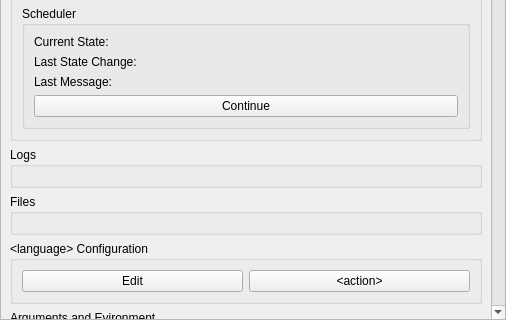
This is src/brickv/plugin_system/plugins/red/ui/program_info_main.ui in Tinkerforge/brickv as Qt 5 draws it before an edit; both pictures show x 0 to 506 and y 387 to 707 of the 506 by 707 pixel window. The edited form follows.
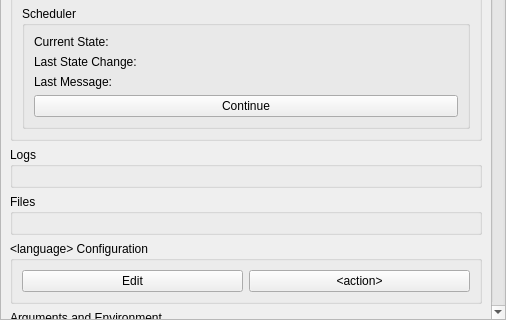
This is the edited form.

Diff of the .ui file:
```diff
--- a/src/brickv/plugin_system/plugins/red/ui/program_info_main.ui
+++ b/src/brickv/plugin_system/plugins/red/ui/program_info_main.ui
@@ -487,7 +487,7 @@
        <item>
         <widget class="QGroupBox" name="group_arguments">
          <property name="title">
-          <string>Arguments and Evironment</string>
+          <string>Arguments and Environment</string>
          </property>
          <layout class="QVBoxLayout" name="verticalLayout_4">
           <item>
```
